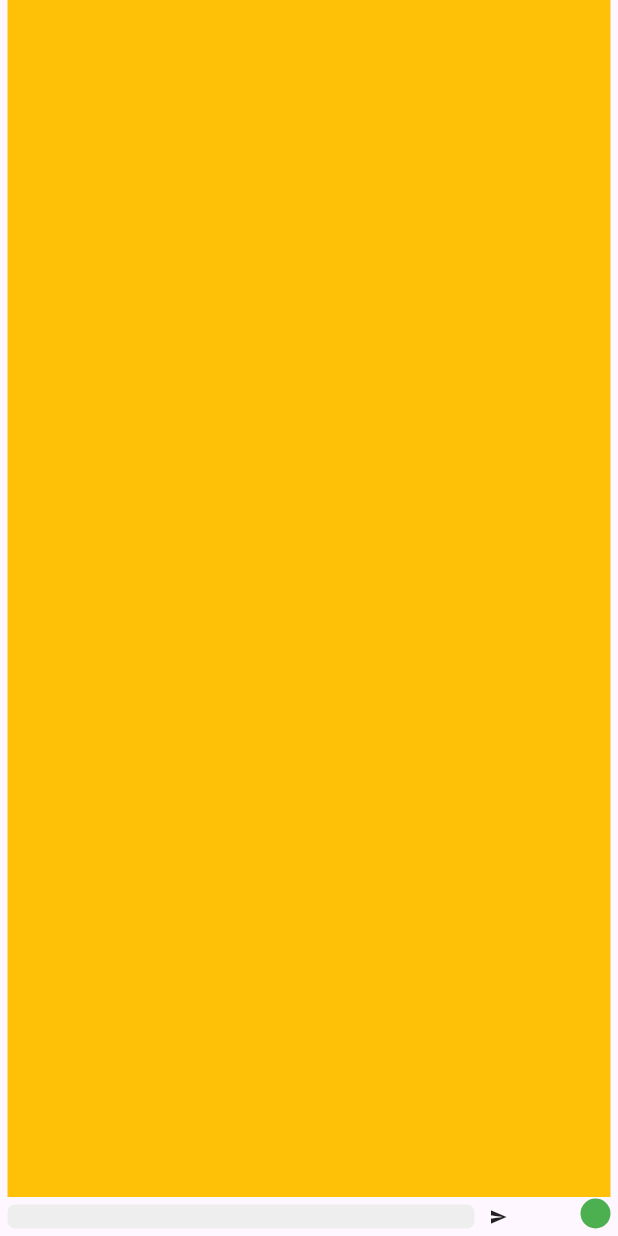
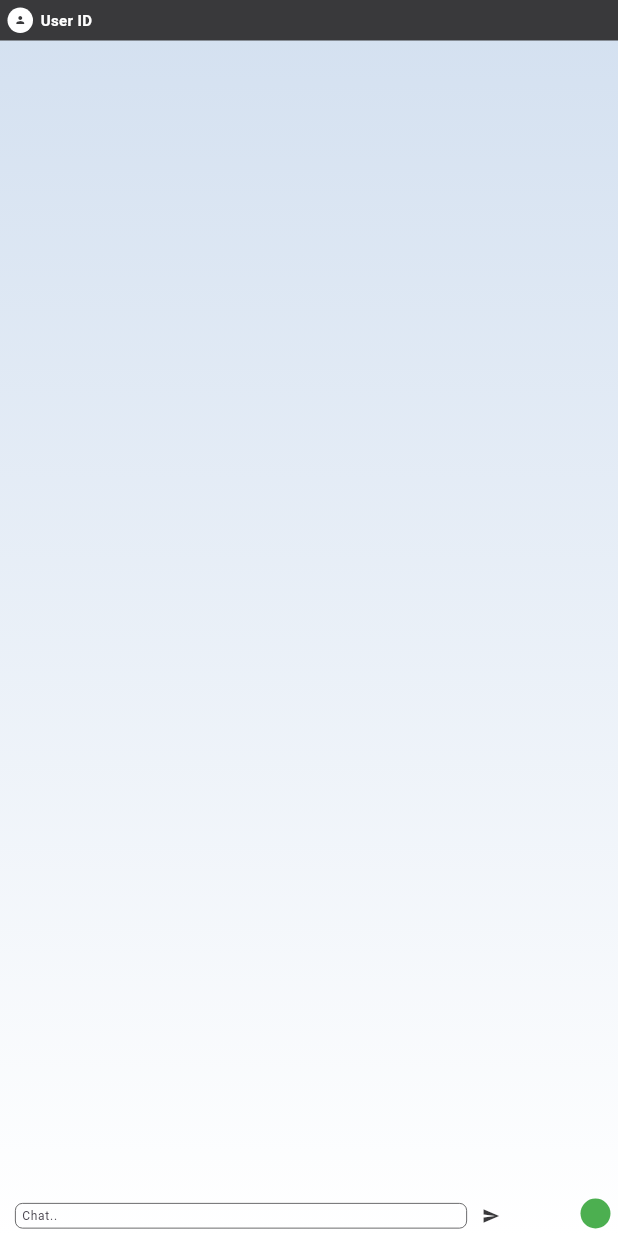
Before and after one commit to Blueeyss14/f-watch, a Flutter app: the screen it shows after launch, scrolled down 1152 dp, after a tap on the "send" icon, on a phone screen of 412 x 824 dp. Run offline on Flutter 3.47's test engine with Material 3 defaults, Android fonts, the light colour scheme and no system bars; our stand-ins replace geolocator; missing offline and left inert: one_clock.

Commit message:
update chat ui

```diff
--- a/lib/src/features/views/home/home_page.dart
+++ b/lib/src/features/views/home/home_page.dart
@@ -17,9 +17,18 @@ class _HomePageState extends State<HomePage> {
   Widget build(BuildContext context) {
     return Stack(
       children: [
-        Scaffold(
-          backgroundColor: Colors.black,
-          body: PageView(scrollDirection: Axis.vertical, children: pages),
+        Container(
+          decoration: BoxDecoration(
+            gradient: LinearGradient(
+              colors: [const Color(0xFFD3E0F0), Colors.white],
+              begin: Alignment.topCenter,
+              end: Alignment.bottomCenter,
+            ),
+          ),
+          child: Scaffold(
+            backgroundColor: Colors.transparent,
+            body: PageView(scrollDirection: Axis.vertical, children: pages),
+          ),
         ),
         Align(
           alignment: Alignment.bottomRight,
--- a/lib/src/features/views/pages/chat_page.dart
+++ b/lib/src/features/views/pages/chat_page.dart
@@ -1,3 +1,5 @@
+import 'package:f_smartwatch/src/shared/components/circle_profile.dart';
+import 'package:f_smartwatch/src/shared/style/custom_color.dart';
 import 'package:flutter/material.dart';
 
 class ChatPage extends StatefulWidget {
@@ -7,7 +9,8 @@ class ChatPage extends StatefulWidget {
   State<ChatPage> createState() => _ChatPageState();
 }
 
-class _ChatPageState extends State<ChatPage> {
+class _ChatPageState extends State<ChatPage>
+    with AutomaticKeepAliveClientMixin {
   TextEditingController messageController = TextEditingController();
   List<String> messages = [];
   bool isSender = true;
@@ -31,30 +34,97 @@ class _ChatPageState extends State<ChatPage> {
 
   @override
   Widget build(BuildContext context) {
+    super.build(context);
     return Scaffold(
-      body: Padding(
-        padding: const EdgeInsets.symmetric(horizontal: 5),
+      backgroundColor: Colors.transparent,
+      body: Column(
+        children: [
+          Container(
+            padding: const EdgeInsets.all(5),
+            alignment: Alignment.topLeft,
+            color: black1,
+            child: Row(
+              children: [
+                CircleProfile(
+                  width: 17,
+                  height: 17,
+                  child: Center(
+                    child: Icon(Icons.person, size: 8, color: black1),
+                  ),
+                ),
+                const SizedBox(width: 5),
+                Text(
+                  "User ID",
+                  style: TextStyle(
+                    color: Colors.white,
+                    fontSize: 10,
+                    fontWeight: FontWeight.bold,
+                  ),
+                ),
+              ],
+            ),
+          ),
+          Expanded(
+            child: Padding(
+              padding: const EdgeInsets.symmetric(horizontal: 10),
               child: Column(
-          mainAxisAlignment: MainAxisAlignment.end,
                 children: [
                   Flexible(
                     child: Container(
                       alignment: Alignment.topLeft,
-                color: Colors.amber,
+                      color: Colors.transparent,
                       child: ListView.builder(
+                        padding: const EdgeInsets.only(top: 5),
                         itemCount: messages.length,
                         itemBuilder: (context, index) {
                           isSender = messages[index] == "ya";
-                    return Align(
-                      alignment:
-                          !isSender ? Alignment.topRight : Alignment.topLeft,
-                      child: Container(
-                        color: Colors.blue,
+                          return Column(
+                            crossAxisAlignment:
+                                !isSender
+                                    ? CrossAxisAlignment.end
+                                    : CrossAxisAlignment.start,
+                            children: [
+                              Container(
+                                alignment: Alignment.center,
+                                width: 15,
+                                height: 15,
+                                decoration: BoxDecoration(
+                                  shape: BoxShape.circle,
+                                  color: gray1,
+                                ),
+                                child: Icon(Icons.person, size: 8),
+                              ),
+                              Container(
+                                constraints: BoxConstraints(
+                                  maxWidth:
+                                      MediaQuery.of(context).size.width / 2,
+                                ),
+                                margin: const EdgeInsets.symmetric(
+                                  vertical: 2,
+                                  horizontal: 5,
+                                ),
+                                padding: const EdgeInsets.symmetric(
+                                  vertical: 3,
+                                  horizontal: 5,
+                                ),
+                                decoration: BoxDecoration(
+                                  borderRadius: BorderRadius.circular(5),
+                                  boxShadow: [
+                                    BoxShadow(
+                                      color: black1.withAlpha(20),
+                                      offset: Offset(1, 1),
+                                      blurRadius: 2,
+                                      spreadRadius: 0.22,
+                                    ),
+                                  ],
+                                  color: Colors.white,
+                                ),
                                 child: Text(
                                   messages[index].trim(),
-                          style: TextStyle(fontSize: 8),
+                                  style: TextStyle(fontSize: 7),
                                 ),
                               ),
+                            ],
                           );
                         },
                       ),
@@ -68,15 +138,17 @@ class _ChatPageState extends State<ChatPage> {
                           child: Container(
                             padding: EdgeInsets.symmetric(horizontal: 2),
                             decoration: BoxDecoration(
+                              border: Border.all(width: 0.5, color: black1),
                               borderRadius: BorderRadius.circular(5),
-                        color: Colors.grey[200],
+                              color: Colors.transparent,
                             ),
                             child: TextField(
+                              cursorColor: black1,
                               cursorHeight: 6,
                               cursorWidth: 1,
-                        // onSubmitted: chat,
                               controller: messageController,
                               decoration: InputDecoration(
+                                hintText: "Chat..",
                                 border: InputBorder.none,
                                 focusColor: Colors.transparent,
                                 enabledBorder: InputBorder.none,
@@ -91,7 +163,7 @@ class _ChatPageState extends State<ChatPage> {
                         const SizedBox(width: 10),
                         GestureDetector(
                           onTap: chat,
-                    child: Icon(Icons.send, size: 12),
+                          child: Icon(Icons.send, size: 12, color: black1),
                         ),
                         SizedBox(width: MediaQuery.of(context).size.width / 6),
                       ],
@@ -100,6 +172,12 @@ class _ChatPageState extends State<ChatPage> {
                 ],
               ),
             ),
+          ),
+        ],
+      ),
     );
   }
+
+  @override
+  bool get wantKeepAlive => true;
 }
--- /dev/null
+++ b/lib/src/shared/components/circle_profile.dart
@@ -0,0 +1,34 @@
+import 'package:flutter/material.dart';
+
+class CircleProfile extends StatelessWidget {
+  final double? width;
+  final double? height;
+  final EdgeInsetsGeometry? padding;
+  final EdgeInsetsGeometry? margin;
+  final Color? color;
+  final Widget? child;
+  const CircleProfile({
+    super.key,
+    this.width,
+    this.height,
+    this.padding,
+    this.margin,
+    this.color,
+    this.child,
+  });
+
+  @override
+  Widget build(BuildContext context) {
+    return Container(
+      padding: padding,
+      margin: margin,
+      width: width ?? 20,
+      height: height ?? 20,
+      decoration: BoxDecoration(
+        shape: BoxShape.circle,
+        color: color ?? Colors.white,
+      ),
+      child: child,
+    );
+  }
+}
--- /dev/null
+++ b/lib/src/shared/style/custom_color.dart
@@ -0,0 +1,4 @@
+import 'package:flutter/material.dart';
+
+const gray1 = Color(0xFFAAAAAA);
+const black1 = Color(0xFF39393B);
```
Lines whose indentation alone changed are shown as unchanged.
